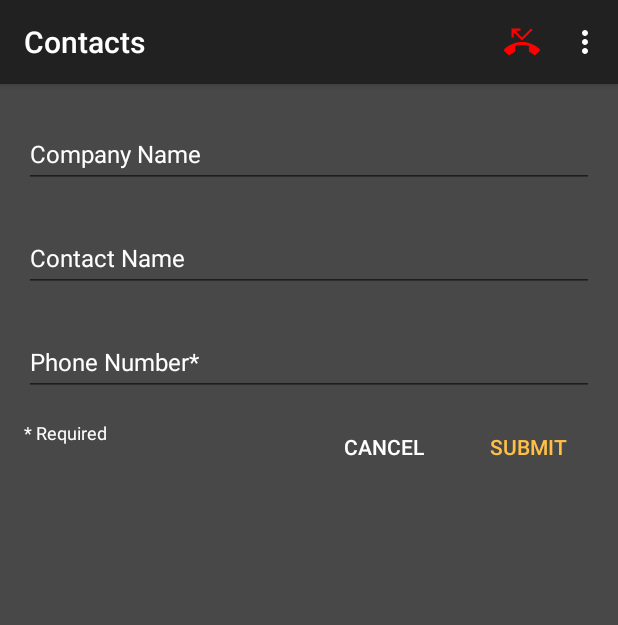
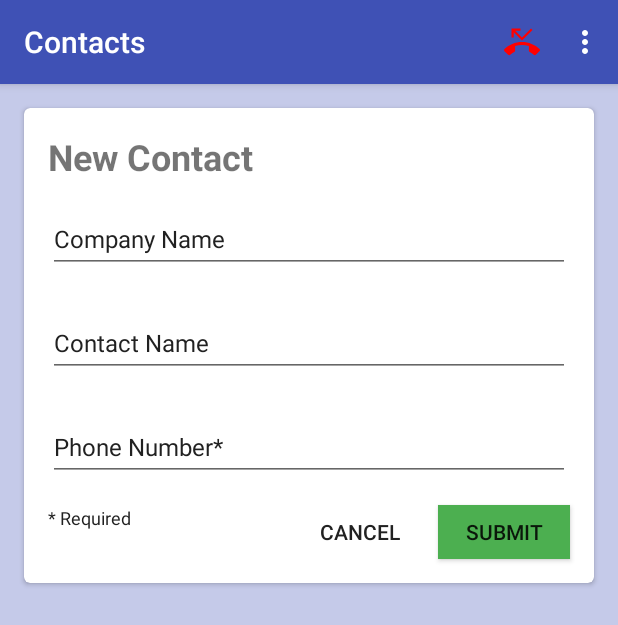
Before and after one commit to hallsjj08/on-call-manager, an Android app: the CallManagerActivity screen opened directly, with no data from a screen before it, after a tap on an icon or button, on a phone screen of 412 x 824 dp. Shown: the top 625 px of the screen. Run offline under Robolectric (Android 15) with nearby library versions, the phone set to English and light mode, and no system bars.

Commit message:
Updated app colors and layouts.

```diff
--- a/app/build.gradle
+++ b/app/build.gradle
@@ -46,6 +46,7 @@ dependencies {
     implementation 'com.android.support:appcompat-v7:27.1.1'
     implementation 'com.android.support.constraint:constraint-layout:1.1.2'
     implementation 'com.android.support:design:27.1.1'
+    implementation 'com.android.support:cardview-v7:27.1.1'
     testImplementation 'junit:junit:4.12'
     androidTestImplementation 'com.android.support.test:runner:1.0.2'
     androidTestImplementation 'com.android.support.test.espresso:espresso-core:3.0.2'
--- a/app/src/main/java/jordan_jefferson/com/oncallphonemanager/ContactListAdapter.java
+++ b/app/src/main/java/jordan_jefferson/com/oncallphonemanager/ContactListAdapter.java
@@ -57,7 +57,7 @@ public class ContactListAdapter extends RecyclerView.Adapter<ContactListAdapter.
     @Override
     public ViewHolder onCreateViewHolder(@NonNull ViewGroup parent, int viewType) {
 
-        LinearLayout contactTemplateRow = (LinearLayout) LayoutInflater.from(parent.getContext())
+        View contactTemplateRow = LayoutInflater.from(parent.getContext())
                 .inflate(R.layout.contact_template_row, parent, false);
 
         return new ViewHolder(contactTemplateRow);
--- a/app/src/main/res/layout/activity_call_manager.xml
+++ b/app/src/main/res/layout/activity_call_manager.xml
@@ -30,10 +30,10 @@
         android:layout_width="match_parent"
         android:layout_height="wrap_content"
         android:layout_margin="@dimen/fab_margin"
+        android:clickable="true"
+        android:tint="@android:color/white"
+        app:elevation="16dp"
         app:backgroundTint="@color/secondaryColor"
-        android:clickable="true"
-        android:tint="@color/primaryTextColor"
-        app:elevation="16dp"
         app:layout_anchor="@+id/fragmentContainer"
         app:layout_anchorGravity="right|bottom"
         app:srcCompat="@android:drawable/ic_input_add"
--- a/app/src/main/res/layout/activity_contact_info.xml
+++ b/app/src/main/res/layout/activity_contact_info.xml
@@ -1,13 +1,42 @@
 <?xml version="1.0" encoding="utf-8"?>
+<android.support.v7.widget.LinearLayoutCompat
+    xmlns:android="http://schemas.android.com/apk/res/android"
+    android:layout_width="match_parent"
+    android:layout_height="match_parent"
+    android:background="@color/primaryLightColor">
+
+
+<android.support.v7.widget.CardView
+    xmlns:android="http://schemas.android.com/apk/res/android"
+    xmlns:card_view="http://schemas.android.com/apk/res-auto"
+    xmlns:tools="http://schemas.android.com/tools"
+    android:layout_width="match_parent"
+    android:layout_height="wrap_content"
+    android:orientation="horizontal"
+    android:layout_margin="16dp"
+    android:id="@+id/contactTemplateRow"
+    card_view:cardBackgroundColor="@color/cardview_light_background"
+    card_view:cardCornerRadius="4dp">
+
 <android.support.constraint.ConstraintLayout
     xmlns:android="http://schemas.android.com/apk/res/android"
     xmlns:app="http://schemas.android.com/apk/res-auto"
     xmlns:tools="http://schemas.android.com/tools"
     android:layout_width="match_parent"
     android:layout_height="match_parent"
-    android:background="@color/primaryLightColor"
     app:layout_behavior="@string/appbar_scrolling_view_behavior"
     tools:context=".CallManagerActivity">
+
+    <TextView
+        android:layout_width="wrap_content"
+        android:layout_height="wrap_content"
+        android:id="@+id/coantact_card_title"
+        android:text="New Contact"
+        android:textStyle="bold"
+        android:textSize="24sp"
+        android:layout_margin="16dp"
+        app:layout_constraintTop_toTopOf="parent"
+        app:layout_constraintStart_toStartOf="parent"/>
 
     <android.support.design.widget.TextInputLayout
         android:id="@+id/textInputLayout"
@@ -15,11 +44,11 @@
         android:layout_height="wrap_content"
         android:layout_marginEnd="16dp"
         android:layout_marginStart="16dp"
-        android:layout_marginTop="16dp"
+        android:layout_marginTop="8dp"
         android:textColorHint="@color/primaryTextColor"
         app:layout_constraintEnd_toEndOf="parent"
         app:layout_constraintStart_toStartOf="parent"
-        app:layout_constraintTop_toTopOf="parent">
+        app:layout_constraintTop_toBottomOf="@id/coantact_card_title">
 
         <android.support.design.widget.TextInputEditText
             android:id="@+id/edCompanyName"
@@ -27,7 +56,7 @@
             android:layout_height="wrap_content"
             android:hint="@string/company_name_hint"
             android:inputType="textCapWords"
-            android:textColor="@color/secondaryLightColor"
+            android:textColor="@color/primaryTextColor"
             android:maxLines="1"
             android:textSize="16sp"/>
     </android.support.design.widget.TextInputLayout>
@@ -50,7 +79,7 @@
             android:layout_height="wrap_content"
             android:textSize="16sp"
             android:hint="@string/contact_name_hint"
-            android:textColor="@color/secondaryLightColor"
+            android:textColor="@color/primaryTextColor"
             android:inputType="textCapWords"
             android:maxLines="1"/>
     </android.support.design.widget.TextInputLayout>
@@ -75,7 +104,7 @@
             android:textSize="16sp"
             android:hint=""
             android:inputType="phone"
-            android:textColor="@color/secondaryLightColor"
+            android:textColor="@color/primaryTextColor"
             android:maxLength="10"
             android:maxLines="1"/>
     </android.support.design.widget.TextInputLayout>
@@ -86,13 +115,14 @@
         android:layout_height="36dp"
         android:layout_marginEnd="16dp"
         android:layout_marginTop="16dp"
+        android:layout_marginBottom="16dp"
         android:paddingLeft="16dp"
         android:paddingRight="16dp"
-        android:background="@android:color/transparent"
-        android:textColor="@color/secondaryLightColor"
+        android:background="@color/secondaryColor"
         android:text="@string/submit"
         app:layout_constraintEnd_toEndOf="parent"
-        app:layout_constraintTop_toBottomOf="@+id/textInputLayout3"/>
+        app:layout_constraintTop_toBottomOf="@+id/textInputLayout3"
+        app:layout_constraintBottom_toBottomOf="parent"/>
 
     <TextView
         android:id="@+id/textView6"
@@ -113,13 +143,15 @@
         android:layout_height="36dp"
         android:layout_marginEnd="8dp"
         android:layout_marginTop="16dp"
+        android:layout_marginBottom="16dp"
         android:paddingLeft="16dp"
         android:paddingRight="16dp"
         android:textColor="@color/primaryTextColor"
         android:background="@android:color/transparent"
         android:text="@string/cancel"
         app:layout_constraintEnd_toStartOf="@+id/bSubmit"
-        app:layout_constraintTop_toBottomOf="@+id/textInputLayout3"/>
+        app:layout_constraintTop_toBottomOf="@+id/textInputLayout3"
+        app:layout_constraintBottom_toBottomOf="parent"/>
 
     <ImageButton
         android:id="@+id/bDelete"
@@ -127,11 +159,15 @@
         android:layout_height="wrap_content"
         android:layout_marginEnd="16dp"
         android:layout_marginTop="16dp"
+        android:layout_marginBottom="16dp"
         android:background="@android:color/transparent"
         android:tint="#F00"
         app:layout_constraintEnd_toStartOf="@+id/bCancel"
         app:layout_constraintTop_toBottomOf="@+id/textInputLayout3"
+        app:layout_constraintBottom_toBottomOf="parent"
         app:srcCompat="@android:drawable/ic_menu_delete"
         android:contentDescription="@string/delete"/>
 
 </android.support.constraint.ConstraintLayout>
+</android.support.v7.widget.CardView>
+</android.support.v7.widget.LinearLayoutCompat>
--- a/app/src/main/res/values/colors.xml
+++ b/app/src/main/res/values/colors.xml
@@ -1,20 +1,18 @@
 <?xml version="1.0" encoding="utf-8"?>
 <resources>
-    <color name="primaryColor">#212121</color>
+    <color name="primaryColor">#3F51B5</color>
 
-    <color name="primaryLightColor">#484848</color>
+    <color name="primaryLightColor">#C5CAE9</color>
 
-    <color name="primaryDarkColor">#000000</color>
+    <color name="primaryDarkColor">#303F9F</color>
 
-    <color name="secondaryColor">#ff8f00</color>
+    <color name="secondaryColor">#4CAF50</color>
 
-    <color name="secondaryLightColor">#ffc046</color>
+    <color name="primaryTextColor">#212121</color>
 
-    <color name="secondaryDarkColor">#c56000</color>
+    <color name="secondaryTextColor">#757575</color>
 
-    <color name="primaryTextColor">#ffffff</color>
-
-    <color name="secondaryTextColor">#000000</color>
+    <color name="colorDivider">#BDBDBD</color>
 
     <color name="boardingScreenThree">#f4b241</color>
 
```
Also changed, not shown: app/src/main/res/layout/contact_template_row.xml (+18 -28 lines).
